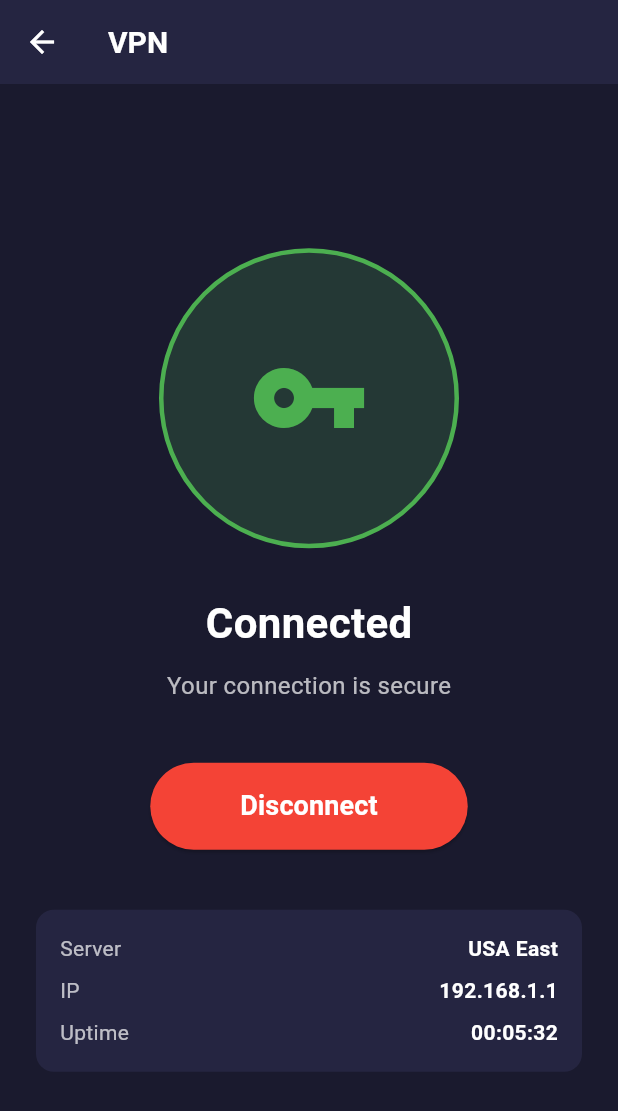
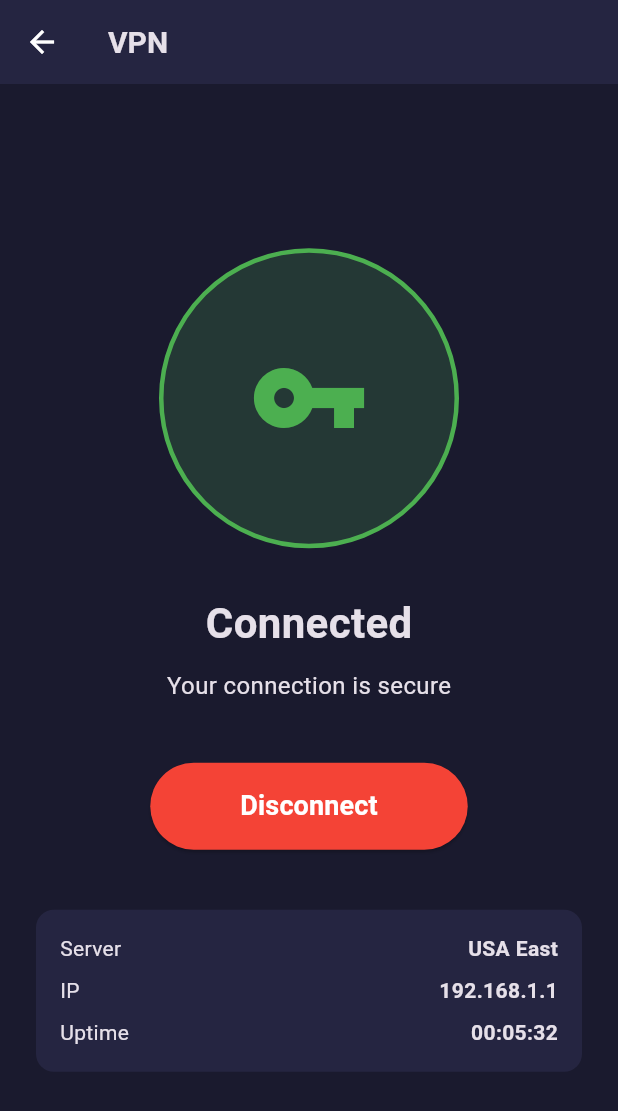
Before and after one commit to Dynaval81/V_app, a Flutter app: the VPNScreen screen opened directly, after a tap on "Connect", on a phone screen of 412 x 824 dp. Shown: the top 1111 px of the screen. Run offline on Flutter 3.47's test engine with Material 3 defaults, Android fonts, the phone set to English and light mode, and no system bars; our stand-ins replace shared_preferences; accounts and stored records are empty.

Commit message:
Fix theme issues and add profile/search functionality
🎨 THEME FIXES:
- Fix DashboardCard to use Theme.of(context) instead of hardcoded colors
- Fix VPN screen theme switching for all UI elements
- Fix AI screen theme switching for chat bubbles and image cards
- Replace all AppColors hardcoded values with proper theme colors

👤 PROFILE & SEARCH:
- Add profile icon in main app bar with user info from SharedPreferences
- Add global search functionality with CustomSearchDelegate
- Show user avatar, nickname, email, and Vtalk number in profile modal
- Implement search suggestions for contacts and app features

🔧 TECHNICAL IMPROVEMENTS:
- Fix SearchDelegate null parameter issue
- Fix Iterable indexing by converting to List
- Update MainApp to use proper theme colors for navigation
- Add proper AppBar with search and profile actions
- Remove dependency on AppColors in favor of Theme.of(context)

✨ UI/UX ENHANCEMENTS:
- Profile modal with rounded corners and proper theming
- Search interface with suggestions and results
- Consistent theme switching across all screens
- Better visual hierarchy with proper color usage

```diff
--- a/lib/screens/tabs/vpn_screen.dart
+++ b/lib/screens/tabs/vpn_screen.dart
@@ -1,5 +1,4 @@
 import 'package:flutter/material.dart';
-import '../../constants/app_colors.dart';
 
 class VPNScreen extends StatefulWidget {
   @override
@@ -12,11 +11,16 @@
   @override
   Widget build(BuildContext context) {
     return Scaffold(
-      backgroundColor: AppColors.primaryBackground,
+      backgroundColor: Theme.of(context).scaffoldBackgroundColor,
       appBar: AppBar(
-        backgroundColor: AppColors.cardBackground,
+        backgroundColor: Theme.of(context).appBarTheme.backgroundColor,
         elevation: 0,
-        title: Text('VPN'),
+        title: Text(
+          'VPN',
+          style: TextStyle(
+            color: Theme.of(context).textTheme.bodyLarge?.color,
+          ),
+        ),
       ),
       body: Center(
         child: Column(
@@ -29,10 +33,10 @@
               decoration: BoxDecoration(
                 shape: BoxShape.circle,
                 color: _isConnected
-                    ? AppColors.accentGreen.withOpacity(0.2)
-                    : AppColors.disabledTextColor.withOpacity(0.2),
+                    ? Colors.green.withOpacity(0.2)
+                    : Colors.grey.withOpacity(0.2),
                 border: Border.all(
-                  color: _isConnected ? AppColors.accentGreen : AppColors.disabledTextColor,
+                  color: _isConnected ? Colors.green : Colors.grey,
                   width: 3,
                 ),
               ),
@@ -40,7 +44,7 @@
                 child: Icon(
                   _isConnected ? Icons.vpn_key : Icons.vpn_key_off,
                   size: 80,
-                  color: _isConnected ? AppColors.accentGreen : AppColors.disabledTextColor,
+                  color: _isConnected ? Colors.green : Colors.grey,
                 ),
               ),
             ),
@@ -52,7 +56,7 @@
               style: TextStyle(
                 fontSize: 28,
                 fontWeight: FontWeight.bold,
-                color: AppColors.primaryText,
+                color: Theme.of(context).textTheme.bodyLarge?.color,
               ),
             ),
 
@@ -62,7 +66,7 @@
               _isConnected ? 'Your connection is secure' : 'Tap to connect',
               style: TextStyle(
                 fontSize: 16,
-                color: AppColors.secondaryText,
+                color: Theme.of(context).textTheme.bodyMedium?.color,
               ),
             ),
 
@@ -76,7 +80,7 @@
                 });
               },
               style: ElevatedButton.styleFrom(
-                backgroundColor: _isConnected ? AppColors.accentRed : AppColors.accentGreen,
+                backgroundColor: _isConnected ? Colors.red : Colors.green,
                 padding: EdgeInsets.symmetric(horizontal: 60, vertical: 16),
                 shape: RoundedRectangleBorder(
                   borderRadius: BorderRadius.circular(30),
@@ -87,7 +91,7 @@
                 style: TextStyle(
                   fontSize: 18,
                   fontWeight: FontWeight.bold,
-                  color: AppColors.primaryText,
+                  color: Colors.white,
                 ),
               ),
             ),
@@ -100,7 +104,7 @@
                 padding: EdgeInsets.all(16),
                 margin: EdgeInsets.symmetric(horizontal: 24),
                 decoration: BoxDecoration(
-                  color: AppColors.cardBackground,
+                  color: Theme.of(context).cardColor,
                   borderRadius: BorderRadius.circular(12),
                 ),
                 child: Column(
@@ -127,7 +131,7 @@
           label,
           style: TextStyle(
             fontSize: 14,
-            color: AppColors.secondaryText,
+            color: Theme.of(context).textTheme.bodyMedium?.color,
           ),
         ),
         Text(
@@ -135,7 +139,7 @@
           style: TextStyle(
             fontSize: 14,
             fontWeight: FontWeight.bold,
-            color: AppColors.primaryText,
+            color: Theme.of(context).textTheme.bodyLarge?.color,
           ),
         ),
       ],
```
Also changed, not shown: lib/screens/main_app.dart (+190 -5 lines), lib/screens/tabs/ai_screen.dart (+29 -25 lines), lib/widgets/dashboard_card.dart (+4 -4 lines).
